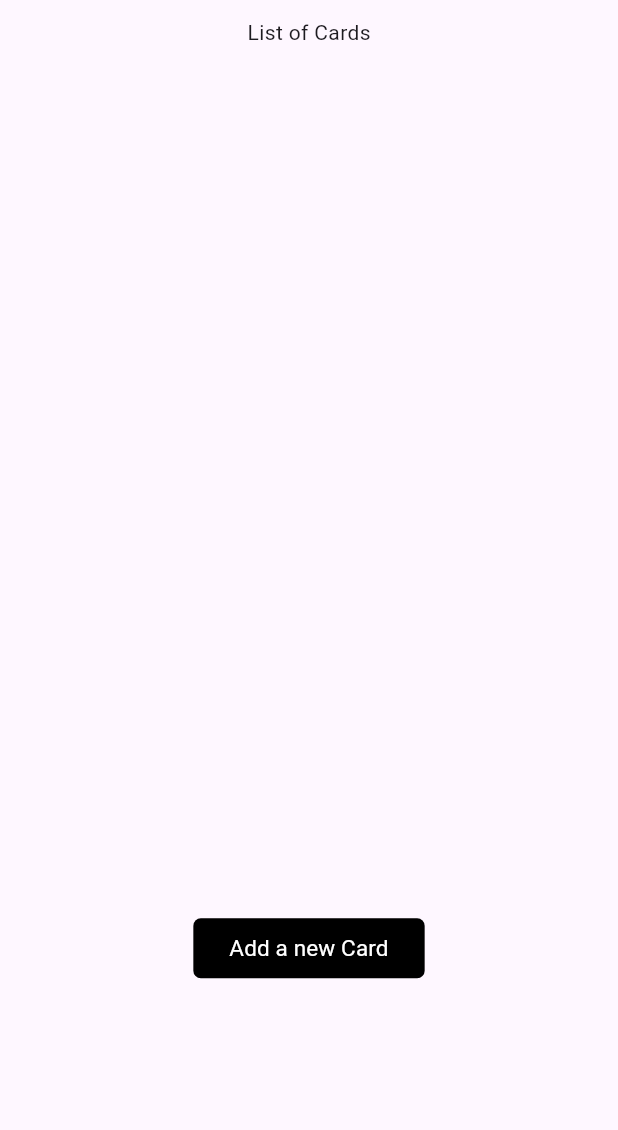
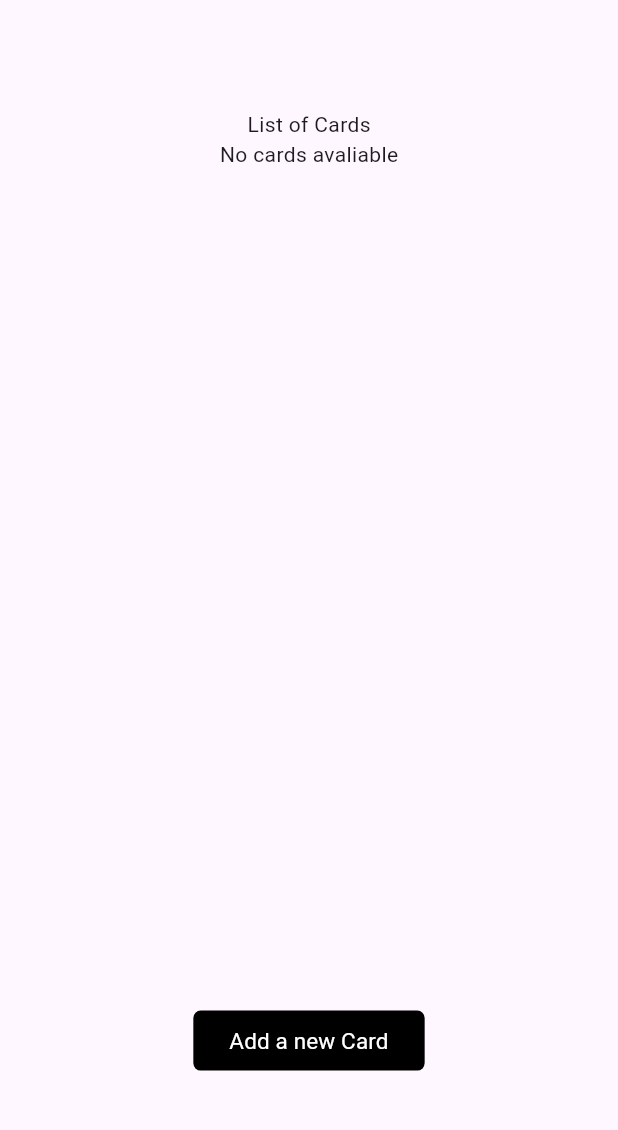
Before and after one commit to Rogerr14/nuvei-skd-flutter, a Flutter app: the HomePage screen opened by its route, after a tap on "No Card Selected", on a phone screen of 412 x 824 dp, the part 67-1197 px from its top. Run offline on Flutter 3.47's test engine with Material 3 defaults, Android fonts, the phone set to English and light mode, and no system bars; our stand-ins replace logger, plugin_platform_interface; missing offline and left inert: flutter_flip_card, svg_flutter.

```diff
--- a/example/lib/home/home_page.dart
+++ b/example/lib/home/home_page.dart
@@ -43,12 +43,12 @@ class _HomePageState extends State<HomePage> {
       child: Scaffold(
         appBar: AppBar(
           centerTitle: true,
-          title: Image.asset(ThemeConfig().logoImagePath, width: 100),
+          title: Image.asset(ThemeConfig().logoImagePath, width: size.width * 0.2),
         ),
         body: Padding(
           padding: EdgeInsets.symmetric(
-            vertical: size.height * 0.1,
-            horizontal: 10,
+            vertical: size.height * 0.03,
+
           ),
           child: Column(
             mainAxisAlignment: MainAxisAlignment.spaceBetween,
@@ -57,34 +57,43 @@ class _HomePageState extends State<HomePage> {
                 width: size.width,
                 child: DataTable(
                   showBottomBorder: true,
-                  columnSpacing: 0,
                   columns: [
-                    DataColumn(label: Container()),
                     DataColumn(label: Text('Quantity')),
                     DataColumn(label: Text('Description')),
                     DataColumn(label: Text('Price')),
                   ],
                   rows: [
                     DataRow(
-                      cells: [
-                        DataCell(Icon(Icons.shopping_bag_rounded)),
-                        DataCell(Text("2")),
+                      cells: [ DataCell(Row(
+                          children: [
+                            Icon(Icons.shopping_bag_rounded),
+                            Text("2"),
+                          ],
+                        )),
                         DataCell(Text("Milk Shake")),
                         DataCell(Text("\$13.90")),
                       ],
                     ),
                     DataRow(
                       cells: [
-                        DataCell(Icon(Icons.shopping_bag_rounded)),
-                        DataCell(Text("2")),
+                        DataCell(Row(
+                          children: [
+                            Icon(Icons.shopping_bag_rounded),
+                            Text("2"),
+                          ],
+                        )),
                         DataCell(Text("Milk Shake")),
                         DataCell(Text("\$13.90")),
                       ],
                     ),
                     DataRow(
                       cells: [
-                        DataCell(Icon(Icons.shopping_bag_rounded)),
-                        DataCell(Text("2")),
+                         DataCell(Row(
+                          children: [
+                            Icon(Icons.shopping_bag_rounded),
+                            Text("2"),
+                          ],
+                        )),
                         DataCell(Text("Milk Shake")),
                         DataCell(Text("\$13.90")),
                       ],
@@ -142,7 +151,7 @@ class _HomePageState extends State<HomePage> {
                       ),
                     ),
                   ),
-                  SizedBox(height: 19),
+                  SizedBox(height: 10),
                   FilledButtonWidget(
                     text: 'Order pay',
                     onPressed: () async {
--- a/example/lib/list_cards/list_cards_page.dart
+++ b/example/lib/list_cards/list_cards_page.dart
@@ -107,13 +107,21 @@ class _ListCardsPageState extends State<ListCardsPage> {
         centerTitle: true,
         title: Image.asset(ThemeConfig().logoImagePath, width: 100),
       ),
-      body: Column(
+      body: SizedBox(
+        height: size.height,
+        width: size.width,
+        child: Column(
+          mainAxisAlignment: MainAxisAlignment.center,
+          crossAxisAlignment: CrossAxisAlignment.center,
           children: [
             Text("List of Cards"),
             SizedBox(
               height: size.height * 0.7,
               // width: size.width * 0.9,
-            child: ListView.builder(
+              child:( listCardsAvaliable.isEmpty)?
+
+                Text('No cards avaliable')
+              : ListView.builder(
                 itemCount: listCardsAvaliable.length,
 
                 itemBuilder:
@@ -178,6 +186,7 @@ class _ListCardsPageState extends State<ListCardsPage> {
             ),
           ],
         ),
+      ),
     );
   }
 }
--- a/lib/helper/global_helper.dart
+++ b/lib/helper/global_helper.dart
@@ -60,4 +60,6 @@ class GlobalHelper {
   static dismissKeyboard(BuildContext context) {
     FocusScope.of(context).unfocus();
   }
+
+
 }
--- a/lib/widget/card_widget.dart
+++ b/lib/widget/card_widget.dart
@@ -31,6 +31,7 @@ class _CardWidgetState extends State<CardWidget> {
       child: FlipCard(
         rotateSide: RotateSide.left,
         controller: widget.controllerCard,
+        animationDuration: const Duration(milliseconds: 500),
         frontWidget: Container(
           height: size.height * 0.25,
           width: size.width * 0.9,
@@ -55,6 +56,7 @@ class _CardWidgetState extends State<CardWidget> {
                   mainAxisAlignment: MainAxisAlignment.spaceBetween,
                   children: [
                     Column(
+                      crossAxisAlignment: CrossAxisAlignment.start,
                       children: [
                         Text(
                           "Card´s holder",
@@ -64,7 +66,7 @@ class _CardWidgetState extends State<CardWidget> {
                           ),
                         ),
                         Text(
-                          widget.holderName,
+                          widget.holderName.trim().isEmpty ? 'JONH DOE' :widget.holderName ,
                           style: TextStyle(fontSize: size.longestSide * 0.02),
                         ),
                       ],
@@ -79,7 +81,7 @@ class _CardWidgetState extends State<CardWidget> {
                           ),
                         ),
                         Text(
-                          widget.expirationDate,
+                          widget.expirationDate.trim().isEmpty ? 'MM/YY':widget.expirationDate,
                           style: TextStyle(fontSize: size.longestSide * 0.02),
                         ),
                       ],
```
Also changed, not shown: example/lib/add_card/add_card_page.dart (+6 -4 lines), lib/helper/card_helper.dart (+35 -2 lines), lib/widget/form_add_card_widget.dart (+54 -9 lines), lib/widget/text_form_field_widget.dart (+9 -4 lines), 42 other files. Lines whose indentation alone changed are shown as unchanged.
